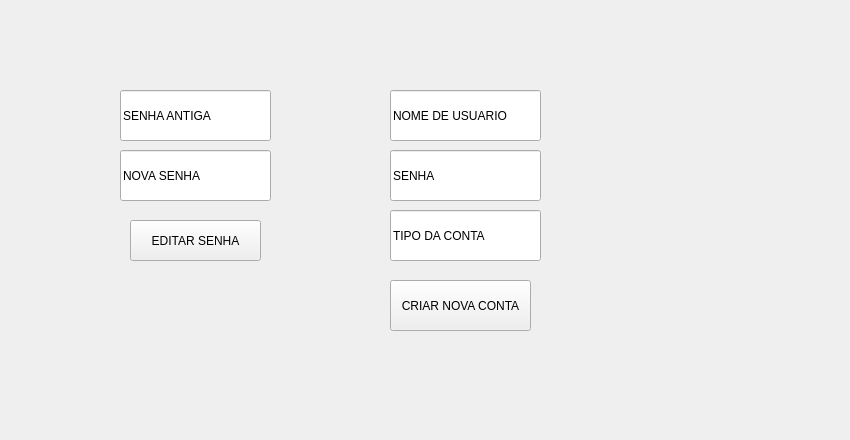
This is CONFIGURACOES.ui in leohpmoreira/inventoryManagement as Qt 5 draws it before an edit. The edited form follows.
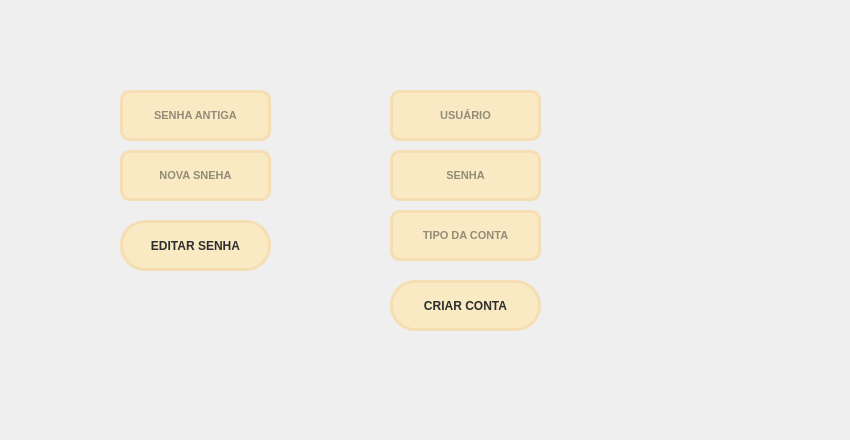
This is the edited form.

Patch:
```diff
--- a/CONFIGURACOES.ui
+++ b/CONFIGURACOES.ui
@@ -25,30 +25,47 @@
   <property name="windowTitle">
    <string>Form</string>
   </property>
-  <widget class="QPushButton" name="edita_senha">
-   <property name="geometry">
-    <rect>
-     <x>130</x>
-     <y>220</y>
-     <width>131</width>
-     <height>41</height>
-    </rect>
-   </property>
-   <property name="text">
-    <string>EDITAR SENHA</string>
-   </property>
-  </widget>
-  <widget class="QPushButton" name="cria_conta">
+  <widget class="QLineEdit" name="Usuario">
    <property name="geometry">
     <rect>
      <x>390</x>
-     <y>280</y>
-     <width>141</width>
+     <y>90</y>
+     <width>151</width>
      <height>51</height>
     </rect>
    </property>
+   <property name="font">
+    <font>
+     <family>Segoe UI</family>
+     <pointsize>8</pointsize>
+     <weight>75</weight>
+     <bold>true</bold>
+    </font>
+   </property>
+   <property name="styleSheet">
+    <string notr="true">QLineEdit {
+	border: 3px solid rgb(245, 222, 179);
+	border-radius: 10px;
+	padding: 15px;
+	background-color:rgb(249, 234, 195);
+	color: rgb(45, 45, 45);
+}
+QLineEdit:hover {
+	border: 3px solid rgb(55, 55, 55);
+}
+QLineEdit:focus {
+	border: 3px solid rgb(135, 206, 250);
+	color: rgb(45, 45, 45);
+}</string>
+   </property>
    <property name="text">
-    <string>CRIAR NOVA CONTA</string>
+    <string/>
+   </property>
+   <property name="alignment">
+    <set>Qt::AlignCenter</set>
+   </property>
+   <property name="placeholderText">
+    <string>USUÁRIO</string>
    </property>
   </widget>
   <widget class="QLineEdit" name="senha_user">
@@ -60,49 +77,40 @@
      <height>51</height>
     </rect>
    </property>
+   <property name="font">
+    <font>
+     <family>Segoe UI</family>
+     <pointsize>8</pointsize>
+     <weight>75</weight>
+     <bold>true</bold>
+    </font>
+   </property>
+   <property name="styleSheet">
+    <string notr="true">QLineEdit {
+	border: 3px solid rgb(245, 222, 179);
+	border-radius: 10px;
+	padding: 15px;
+	background-color:rgb(249, 234, 195);
+	color: rgb(45, 45, 45);
+}
+QLineEdit:hover {
+	border: 3px solid rgb(55, 55, 55);
+}
+QLineEdit:focus {
+	border: 3px solid rgb(135, 206, 250);
+	color: rgb(45, 45, 45);
+}</string>
+   </property>
    <property name="text">
+    <string/>
+   </property>
+   <property name="alignment">
+    <set>Qt::AlignCenter</set>
+   </property>
+   <property name="placeholderText">
     <string>SENHA</string>
    </property>
   </widget>
-  <widget class="QLineEdit" name="Usuario">
-   <property name="geometry">
-    <rect>
-     <x>390</x>
-     <y>90</y>
-     <width>151</width>
-     <height>51</height>
-    </rect>
-   </property>
-   <property name="text">
-    <string>NOME DE USUARIO</string>
-   </property>
-  </widget>
-  <widget class="QLineEdit" name="Senha_antiga">
-   <property name="geometry">
-    <rect>
-     <x>120</x>
-     <y>90</y>
-     <width>151</width>
-     <height>51</height>
-    </rect>
-   </property>
-   <property name="text">
-    <string>SENHA ANTIGA</string>
-   </property>
-  </widget>
-  <widget class="QLineEdit" name="Senha_nova">
-   <property name="geometry">
-    <rect>
-     <x>120</x>
-     <y>150</y>
-     <width>151</width>
-     <height>51</height>
-    </rect>
-   </property>
-   <property name="text">
-    <string>NOVA SENHA</string>
-   </property>
-  </widget>
   <widget class="QLineEdit" name="Tipo">
    <property name="geometry">
     <rect>
@@ -112,10 +120,196 @@
      <height>51</height>
     </rect>
    </property>
+   <property name="font">
+    <font>
+     <family>Segoe UI</family>
+     <pointsize>8</pointsize>
+     <weight>75</weight>
+     <bold>true</bold>
+    </font>
+   </property>
+   <property name="styleSheet">
+    <string notr="true">QLineEdit {
+	border: 3px solid rgb(245, 222, 179);
+	border-radius: 10px;
+	padding: 15px;
+	background-color:rgb(249, 234, 195);
+	color: rgb(45, 45, 45);
+}
+QLineEdit:hover {
+	border: 3px solid rgb(55, 55, 55);
+}
+QLineEdit:focus {
+	border: 3px solid rgb(135, 206, 250);
+	color: rgb(45, 45, 45);
+}</string>
+   </property>
    <property name="text">
+    <string/>
+   </property>
+   <property name="alignment">
+    <set>Qt::AlignCenter</set>
+   </property>
+   <property name="placeholderText">
     <string>TIPO DA CONTA</string>
    </property>
   </widget>
+  <widget class="QLineEdit" name="Senha_antiga">
+   <property name="geometry">
+    <rect>
+     <x>120</x>
+     <y>90</y>
+     <width>151</width>
+     <height>51</height>
+    </rect>
+   </property>
+   <property name="font">
+    <font>
+     <family>Segoe UI</family>
+     <pointsize>8</pointsize>
+     <weight>75</weight>
+     <bold>true</bold>
+    </font>
+   </property>
+   <property name="styleSheet">
+    <string notr="true">QLineEdit {
+	border: 3px solid rgb(245, 222, 179);
+	border-radius: 10px;
+	padding: 15px;
+	background-color:rgb(249, 234, 195);
+	color: rgb(45, 45, 45);
+}
+QLineEdit:hover {
+	border: 3px solid rgb(55, 55, 55);
+}
+QLineEdit:focus {
+	border: 3px solid rgb(135, 206, 250);
+	color: rgb(45, 45, 45);
+}</string>
+   </property>
+   <property name="text">
+    <string/>
+   </property>
+   <property name="alignment">
+    <set>Qt::AlignCenter</set>
+   </property>
+   <property name="placeholderText">
+    <string>SENHA ANTIGA</string>
+   </property>
+  </widget>
+  <widget class="QLineEdit" name="Senha_nova">
+   <property name="geometry">
+    <rect>
+     <x>120</x>
+     <y>150</y>
+     <width>151</width>
+     <height>51</height>
+    </rect>
+   </property>
+   <property name="font">
+    <font>
+     <family>Segoe UI</family>
+     <pointsize>8</pointsize>
+     <weight>75</weight>
+     <bold>true</bold>
+    </font>
+   </property>
+   <property name="styleSheet">
+    <string notr="true">QLineEdit {
+	border: 3px solid rgb(245, 222, 179);
+	border-radius: 10px;
+	padding: 15px;
+	background-color:rgb(249, 234, 195);
+	color: rgb(45, 45, 45);
+}
+QLineEdit:hover {
+	border: 3px solid rgb(55, 55, 55);
+}
+QLineEdit:focus {
+	border: 3px solid rgb(135, 206, 250);
+	color: rgb(45, 45, 45);
+}</string>
+   </property>
+   <property name="text">
+    <string/>
+   </property>
+   <property name="alignment">
+    <set>Qt::AlignCenter</set>
+   </property>
+   <property name="placeholderText">
+    <string>NOVA SNEHA</string>
+   </property>
+  </widget>
+  <widget class="QPushButton" name="cria_conta">
+   <property name="geometry">
+    <rect>
+     <x>390</x>
+     <y>280</y>
+     <width>151</width>
+     <height>51</height>
+    </rect>
+   </property>
+   <property name="font">
+    <font>
+     <family>Segoe UI</family>
+     <weight>75</weight>
+     <bold>true</bold>
+    </font>
+   </property>
+   <property name="styleSheet">
+    <string notr="true">QPushButton{	
+	border: 3px solid rgb(245, 222, 179);
+	border-radius: 25px;
+	background-color:rgb(249, 234, 195);
+	color: rgb(45, 45, 45);
+}
+QPushButton:hover{	
+	border: 3px solid rgb(55, 55, 55);
+}
+QPushButton:pressed{	
+	background-color: rgb(135, 206, 250);
+	color: rgb(45, 45, 45);
+}</string>
+   </property>
+   <property name="text">
+    <string>CRIAR CONTA</string>
+   </property>
+  </widget>
+  <widget class="QPushButton" name="edita_senha">
+   <property name="geometry">
+    <rect>
+     <x>120</x>
+     <y>220</y>
+     <width>151</width>
+     <height>51</height>
+    </rect>
+   </property>
+   <property name="font">
+    <font>
+     <family>Segoe UI</family>
+     <weight>75</weight>
+     <bold>true</bold>
+    </font>
+   </property>
+   <property name="styleSheet">
+    <string notr="true">QPushButton{	
+	border: 3px solid rgb(245, 222, 179);
+	border-radius: 25px;
+	background-color:rgb(249, 234, 195);
+	color: rgb(45, 45, 45);
+}
+QPushButton:hover{	
+	border: 3px solid rgb(55, 55, 55);
+}
+QPushButton:pressed{	
+	background-color: rgb(135, 206, 250);
+	color: rgb(45, 45, 45);
+}</string>
+   </property>
+   <property name="text">
+    <string>EDITAR SENHA</string>
+   </property>
+  </widget>
  </widget>
  <resources/>
  <connections/>
```
